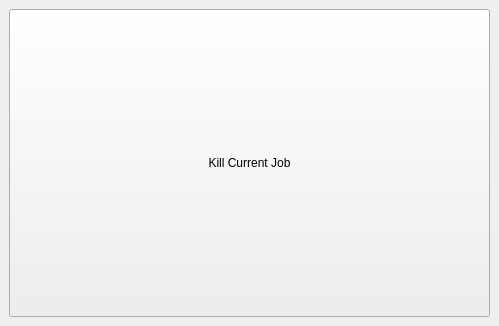
Old version of the form GetOff/getOff.ui in the repository CogswellProjectHydra/githubHydraRepo.
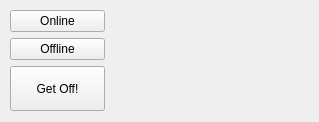
New version of the form.

Commit message:
Online/Offline/GetOff GUI implemented
We still need to give the user some feedback on what's going on with the
render node.

Patch:
```diff
--- a/GetOff/getOff.ui
+++ b/GetOff/getOff.ui
@@ -6,8 +6,8 @@
    <rect>
     <x>0</x>
     <y>0</y>
-    <width>499</width>
-    <height>326</height>
+    <width>319</width>
+    <height>122</height>
    </rect>
   </property>
   <property name="windowTitle">
@@ -17,9 +17,38 @@
    <bool>false</bool>
   </property>
   <widget class="QWidget" name="centralwidget">
-   <layout class="QGridLayout" name="gridLayout">
-    <item row="0" column="0">
-     <widget class="QPushButton" name="pushButton">
+   <widget class="QWidget" name="">
+    <property name="geometry">
+     <rect>
+      <x>10</x>
+      <y>10</y>
+      <width>95</width>
+      <height>101</height>
+     </rect>
+    </property>
+    <layout class="QVBoxLayout" name="verticalLayout">
+     <item>
+      <widget class="QPushButton" name="onlineButton">
+       <property name="toolTip">
+        <string>&lt;html&gt;&lt;head/&gt;&lt;body&gt;&lt;p&gt;Set render node status to ONLINE. The node will begin looking for new render jobs to do.&lt;/p&gt;&lt;/body&gt;&lt;/html&gt;</string>
+       </property>
+       <property name="text">
+        <string>Online</string>
+       </property>
+      </widget>
+     </item>
+     <item>
+      <widget class="QPushButton" name="offlineButton">
+       <property name="toolTip">
+        <string>&lt;html&gt;&lt;head/&gt;&lt;body&gt;&lt;p&gt;Set render node status to OFFLINE. The render node will complete its current job, if any, and stop looking for new jobs.&lt;/p&gt;&lt;/body&gt;&lt;/html&gt;</string>
+       </property>
+       <property name="text">
+        <string>Offline</string>
+       </property>
+      </widget>
+     </item>
+     <item>
+      <widget class="QPushButton" name="getoffButton">
       <property name="sizePolicy">
        <sizepolicy hsizetype="Minimum" vsizetype="Minimum">
         <horstretch>0</horstretch>
@@ -30,11 +59,12 @@
        <enum>Qt::DefaultContextMenu</enum>
       </property>
       <property name="text">
-       <string>Kill Current Job</string>
+        <string>Get Off!</string>
       </property>
      </widget>
     </item>
    </layout>
+   </widget>
   </widget>
  </widget>
  <resources/>
```
Left out of the diff: 3 changed lines with no effect on the pictures. Lines whose indentation alone changed are shown as unchanged. The commit also changes 4 other files.
